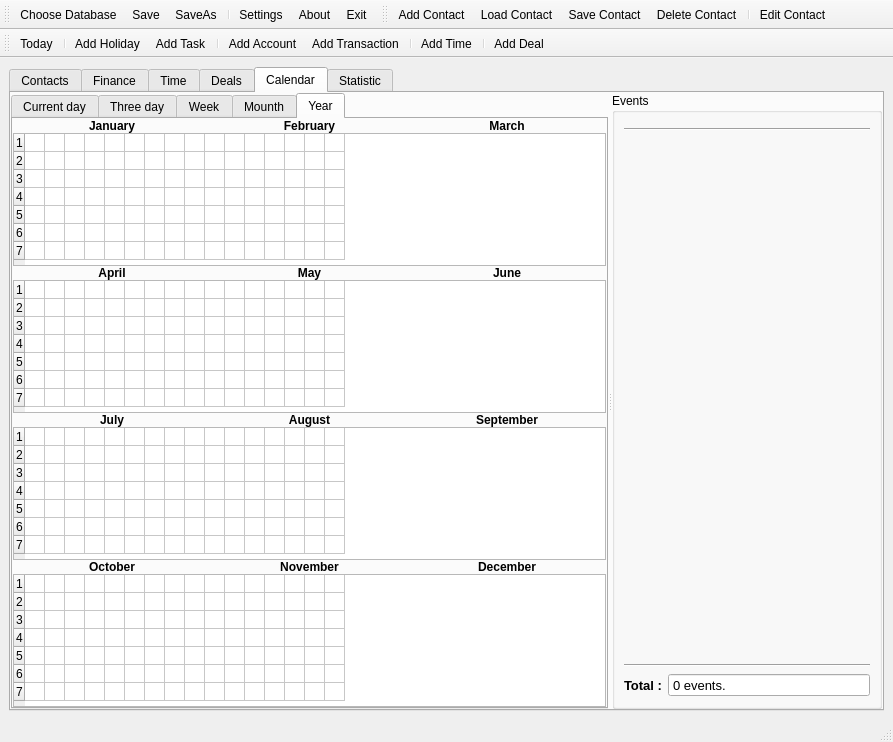
Old version of the form trunk/Organizer/OrganizerView.ui in the repository konradlst/Organizer.
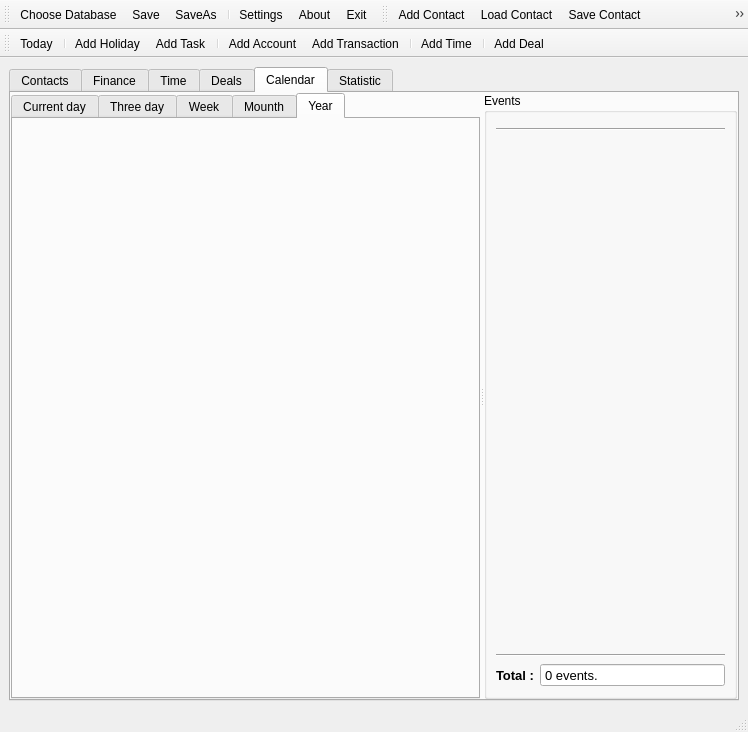
New version of the form. Icons and pictures are not drawn. Custom widgets are drawn as their Qt base class.

Commit message: [CS][PROJECT] add yearCalendar;

What changed in the file:
```diff
--- a/trunk/Organizer/OrganizerView.ui
+++ b/trunk/Organizer/OrganizerView.ui
@@ -6,8 +6,8 @@
    <rect>
     <x>0</x>
     <y>0</y>
-    <width>893</width>
-    <height>742</height>
+    <width>748</width>
+    <height>688</height>
    </rect>
   </property>
   <property name="baseSize">
@@ -954,22 +954,16 @@
         <string>Calendar</string>
        </attribute>
        <widget class="QTabWidget" name="twCalendar">
-        <property name="sizePolicy">
-         <sizepolicy hsizetype="Minimum" vsizetype="Expanding">
-          <horstretch>0</horstretch>
-          <verstretch>0</verstretch>
-         </sizepolicy>
-        </property>
-        <property name="minimumSize">
-         <size>
-          <width>0</width>
-          <height>0</height>
-         </size>
-        </property>
         <property name="currentIndex">
          <number>4</number>
         </property>
-        <widget class="QWidget" name="tToday">
+        <widget class="QTableWidget" name="todayCalendar">
+         <property name="rowCount">
+          <number>48</number>
+         </property>
+         <property name="columnCount">
+          <number>1</number>
+         </property>
          <attribute name="title">
           <string>Current day</string>
          </attribute>
@@ -1035,7 +1029,19 @@
           </item>
          </layout>
         </widget>
-        <widget class="QWidget" name="tThreeDay">
+        <widget class="QTableWidget" name="threeDayCalendar">
+         <property name="sizePolicy">
+          <sizepolicy hsizetype="Preferred" vsizetype="Preferred">
+           <horstretch>0</horstretch>
+           <verstretch>0</verstretch>
+          </sizepolicy>
+         </property>
+         <property name="rowCount">
+          <number>48</number>
+         </property>
+         <property name="columnCount">
+          <number>3</number>
+         </property>
          <attribute name="title">
           <string>Three day</string>
          </attribute>
@@ -1103,7 +1109,13 @@
           </item>
          </layout>
         </widget>
-        <widget class="QWidget" name="tWeek">
+        <widget class="QTableWidget" name="weekCalendar">
+         <property name="rowCount">
+          <number>48</number>
+         </property>
+         <property name="columnCount">
+          <number>7</number>
+         </property>
          <attribute name="title">
           <string>Week</string>
          </attribute>
@@ -1175,7 +1187,10 @@
           </item>
          </layout>
         </widget>
-        <widget class="QWidget" name="tMounth">
+        <widget class="QCalendarWidget" name="mounthCalendar">
+         <property name="gridVisible">
+          <bool>true</bool>
+         </property>
          <attribute name="title">
           <string>Mounth</string>
          </attribute>
@@ -1189,447 +1204,10 @@
           </item>
          </layout>
         </widget>
-        <widget class="QWidget" name="mounthCalendarTab">
+        <widget class="YearCalendar" name="yearCalendar">
          <attribute name="title">
           <string>Year</string>
          </attribute>
-         <layout class="QGridLayout" name="gridLayout_3">
-          <property name="leftMargin">
-           <number>0</number>
-          </property>
-          <property name="topMargin">
-           <number>0</number>
-          </property>
-          <property name="rightMargin">
-           <number>0</number>
-          </property>
-          <property name="bottomMargin">
-           <number>0</number>
-          </property>
-          <property name="spacing">
-           <number>0</number>
-          </property>
-          <item row="5" column="0" colspan="3">
-           <widget class="QTableWidget" name="tblCalendar7_9">
-            <property name="minimumSize">
-             <size>
-              <width>305</width>
-              <height>130</height>
-             </size>
-            </property>
-            <property name="selectionMode">
-             <enum>QAbstractItemView::SingleSelection</enum>
-            </property>
-            <property name="rowCount">
-             <number>7</number>
-            </property>
-            <property name="columnCount">
-             <number>16</number>
-            </property>
-            <attribute name="horizontalHeaderVisible">
-             <bool>false</bool>
-            </attribute>
-            <attribute name="horizontalHeaderDefaultSectionSize">
-             <number>18</number>
-            </attribute>
-            <attribute name="horizontalHeaderMinimumSectionSize">
-             <number>18</number>
-            </attribute>
-            <attribute name="verticalHeaderDefaultSectionSize">
-             <number>18</number>
-            </attribute>
-            <attribute name="verticalHeaderMinimumSectionSize">
-             <number>18</number>
-            </attribute>
-            <row/>
-            <row/>
-            <row/>
-            <row/>
-            <row/>
-            <row/>
-            <row/>
-            <column/>
-            <column/>
-            <column/>
-            <column/>
-            <column/>
-            <column/>
-            <column/>
-            <column/>
-            <column/>
-            <column/>
-            <column/>
-            <column/>
-            <column/>
-            <column/>
-            <column/>
-            <column/>
-           </widget>
-          </item>
-          <item row="3" column="0" colspan="3">
-           <widget class="QTableWidget" name="tblCalendar4_6">
-            <property name="minimumSize">
-             <size>
-              <width>305</width>
-              <height>130</height>
-             </size>
-            </property>
-            <property name="selectionMode">
-             <enum>QAbstractItemView::SingleSelection</enum>
-            </property>
-            <property name="rowCount">
-             <number>7</number>
-            </property>
-            <property name="columnCount">
-             <number>16</number>
-            </property>
-            <attribute name="horizontalHeaderVisible">
-             <bool>false</bool>
-            </attribute>
-            <attribute name="horizontalHeaderDefaultSectionSize">
-             <number>18</number>
-            </attribute>
-            <attribute name="horizontalHeaderMinimumSectionSize">
-             <number>18</number>
-            </attribute>
-            <attribute name="verticalHeaderDefaultSectionSize">
-             <number>18</number>
-            </attribute>
-            <attribute name="verticalHeaderMinimumSectionSize">
-             <number>18</number>
-            </attribute>
-            <row/>
-            <row/>
-            <row/>
-            <row/>
-            <row/>
-            <row/>
-            <row/>
-            <column/>
-            <column/>
-            <column/>
-            <column/>
-            <column/>
-            <column/>
-            <column/>
-            <column/>
-            <column/>
-            <column/>
-            <column/>
-            <column/>
-            <column/>
-            <column/>
-            <column/>
-            <column/>
-           </widget>
-          </item>
-          <item row="2" column="0">
-           <widget class="QLabel" name="lblMounth4">
-            <property name="font">
-             <font>
-              <weight>75</weight>
-              <bold>true</bold>
-             </font>
-            </property>
-            <property name="text">
-             <string>April</string>
-            </property>
-            <property name="alignment">
-             <set>Qt::AlignCenter</set>
-            </property>
-           </widget>
-          </item>
-          <item row="0" column="0">
-           <widget class="QLabel" name="lblMounth1">
-            <property name="font">
-             <font>
-              <weight>75</weight>
-              <bold>true</bold>
-             </font>
-            </property>
-            <property name="text">
-             <string>January</string>
-            </property>
-            <property name="alignment">
-             <set>Qt::AlignCenter</set>
-            </property>
-           </widget>
-          </item>
-          <item row="2" column="1">
-           <widget class="QLabel" name="lblMounth5">
-            <property name="font">
-             <font>
-              <weight>75</weight>
-              <bold>true</bold>
-             </font>
-            </property>
-            <property name="text">
-             <string>May</string>
-            </property>
-            <property name="alignment">
-             <set>Qt::AlignCenter</set>
-            </property>
-           </widget>
-          </item>
-          <item row="0" column="2">
-           <widget class="QLabel" name="lblMounth3">
-            <property name="font">
-             <font>
-              <weight>75</weight>
-              <bold>true</bold>
-             </font>
-            </property>
-            <property name="text">
-             <string>March</string>
-            </property>
-            <property name="alignment">
-             <set>Qt::AlignCenter</set>
-            </property>
-           </widget>
-          </item>
-          <item row="0" column="1">
-           <widget class="QLabel" name="lblMounth2">
-            <property name="font">
-             <font>
-              <weight>75</weight>
-              <bold>true</bold>
-             </font>
-            </property>
-            <property name="text">
-             <string>February</string>
-            </property>
-            <property name="alignment">
-             <set>Qt::AlignCenter</set>
-            </property>
-           </widget>
-          </item>
-          <item row="4" column="0">
-           <widget class="QLabel" name="lblMounth7">
-            <property name="font">
-             <font>
-              <weight>75</weight>
-              <bold>true</bold>
-             </font>
-            </property>
-            <property name="text">
-             <string>July</string>
-            </property>
-            <property name="alignment">
-             <set>Qt::AlignCenter</set>
-            </property>
-           </widget>
-          </item>
-          <item row="2" column="2">
-           <widget class="QLabel" name="lblMounth6">
-            <property name="font">
-             <font>
-              <weight>75</weight>
-              <bold>true</bold>
-             </font>
-            </property>
-            <property name="text">
-             <string>June</string>
-            </property>
-            <property name="alignment">
-             <set>Qt::AlignCenter</set>
-            </property>
-           </widget>
-          </item>
-          <item row="4" column="1">
-           <widget class="QLabel" name="lblMounth8">
-            <property name="font">
-             <font>
-              <weight>75</weight>
-              <bold>true</bold>
-             </font>
-            </property>
-            <property name="text">
-             <string>August</string>
-            </property>
-            <property name="alignment">
-             <set>Qt::AlignCenter</set>
-            </property>
-           </widget>
-          </item>
-          <item row="4" column="2">
-           <widget class="QLabel" name="lblMounth9">
-            <property name="font">
-             <font>
-              <weight>75</weight>
-              <bold>true</bold>
-             </font>
-            </property>
-            <property name="text">
-             <string>September</string>
-            </property>
-            <property name="alignment">
-             <set>Qt::AlignCenter</set>
-            </property>
-           </widget>
-          </item>
-          <item row="6" column="0">
-           <widget class="QLabel" name="lblMounth10">
-            <property name="font">
-             <font>
-              <weight>75</weight>
-              <bold>true</bold>
-             </font>
-            </property>
-            <property name="text">
-             <string>October</string>
-            </property>
-            <property name="alignment">
-             <set>Qt::AlignCenter</set>
-            </property>
-           </widget>
-          </item>
-          <item row="6" column="1">
-           <widget class="QLabel" name="lblMounth11">
-            <property name="font">
-             <font>
-              <weight>75</weight>
-              <bold>true</bold>
-             </font>
-            </property>
-            <property name="text">
-             <string>November</string>
-            </property>
-            <property name="alignment">
-             <set>Qt::AlignCenter</set>
-            </property>
-           </widget>
-          </item>
-          <item row="6" column="2">
-           <widget class="QLabel" name="lblMounth12">
-            <property name="font">
-             <font>
-              <weight>75</weight>
-              <bold>true</bold>
-             </font>
-            </property>
-            <property name="text">
-             <string>December</string>
-            </property>
-            <property name="alignment">
-             <set>Qt::AlignCenter</set>
-            </property>
-           </widget>
-          </item>
-          <item row="1" column="0" colspan="3">
-           <widget class="QTableWidget" name="tblCalendar1_3">
-            <property name="minimumSize">
-             <size>
-              <width>305</width>
-              <height>130</height>
-             </size>
-            </property>
-            <property name="selectionMode">
-             <enum>QAbstractItemView::SingleSelection</enum>
-            </property>
-            <property name="rowCount">
-             <number>7</number>
-            </property>
-            <property name="columnCount">
-             <number>16</number>
-            </property>
-            <attribute name="horizontalHeaderVisible">
-             <bool>false</bool>
-            </attribute>
-            <attribute name="horizontalHeaderDefaultSectionSize">
-             <number>18</number>
-            </attribute>
-            <attribute name="horizontalHeaderMinimumSectionSize">
-             <number>18</number>
-            </attribute>
-            <attribute name="verticalHeaderDefaultSectionSize">
-             <number>18</number>
-            </attribute>
-            <attribute name="verticalHeaderMinimumSectionSize">
-             <number>18</number>
-            </attribute>
-            <row/>
-            <row/>
-            <row/>
-            <row/>
-            <row/>
-            <row/>
-            <row/>
-            <column/>
-            <column/>
-            <column/>
-            <column/>
-            <column/>
-            <column/>
-            <column/>
-            <column/>
-            <column/>
-            <column/>
-            <column/>
-            <column/>
-            <column/>
-            <column/>
-            <column/>
-            <column/>
-           </widget>
-          </item>
-          <item row="7" column="0" colspan="3">
-           <widget class="QTableWidget" name="tblCalendar10_12">
-            <property name="minimumSize">
-             <size>
-              <width>305</width>
-              <height>130</height>
-             </size>
-            </property>
-            <property name="selectionMode">
-             <enum>QAbstractItemView::SingleSelection</enum>
-            </property>
-            <property name="rowCount">
-             <number>7</number>
-            </property>
-            <property name="columnCount">
-             <number>16</number>
-            </property>
-            <attribute name="horizontalHeaderVisible">
-             <bool>false</bool>
-            </attribute>
-            <attribute name="horizontalHeaderDefaultSectionSize">
-             <number>18</number>
-            </attribute>
-            <attribute name="horizontalHeaderMinimumSectionSize">
-             <number>18</number>
-            </attribute>
-            <attribute name="verticalHeaderDefaultSectionSize">
-             <number>18</number>
-            </attribute>
-            <attribute name="verticalHeaderMinimumSectionSize">
-             <number>18</number>
-            </attribute>
-            <row/>
-            <row/>
-            <row/>
-            <row/>
-            <row/>
-            <row/>
-            <row/>
-            <column/>
-            <column/>
-            <column/>
-            <column/>
-            <column/>
-            <column/>
-            <column/>
-            <column/>
-            <column/>
-            <column/>
-            <column/>
-            <column/>
-            <column/>
-            <column/>
-            <column/>
-            <column/>
-           </widget>
-          </item>
-         </layout>
         </widget>
        </widget>
        <widget class="QGroupBox" name="gbEvents">
@@ -3207,6 +2785,12 @@
    <header>./Views/eventView.h</header>
    <container>1</container>
   </customwidget>
+  <customwidget>
+   <class>YearCalendar</class>
+   <extends>QWidget</extends>
+   <header>./Views/yearCalendar.h</header>
+   <container>1</container>
+  </customwidget>
  </customwidgets>
  <resources>
   <include location="res.qrc"/>
```
Left out of the diff: 361 changed lines with no effect on the pictures. The commit also changes 6 other files.
